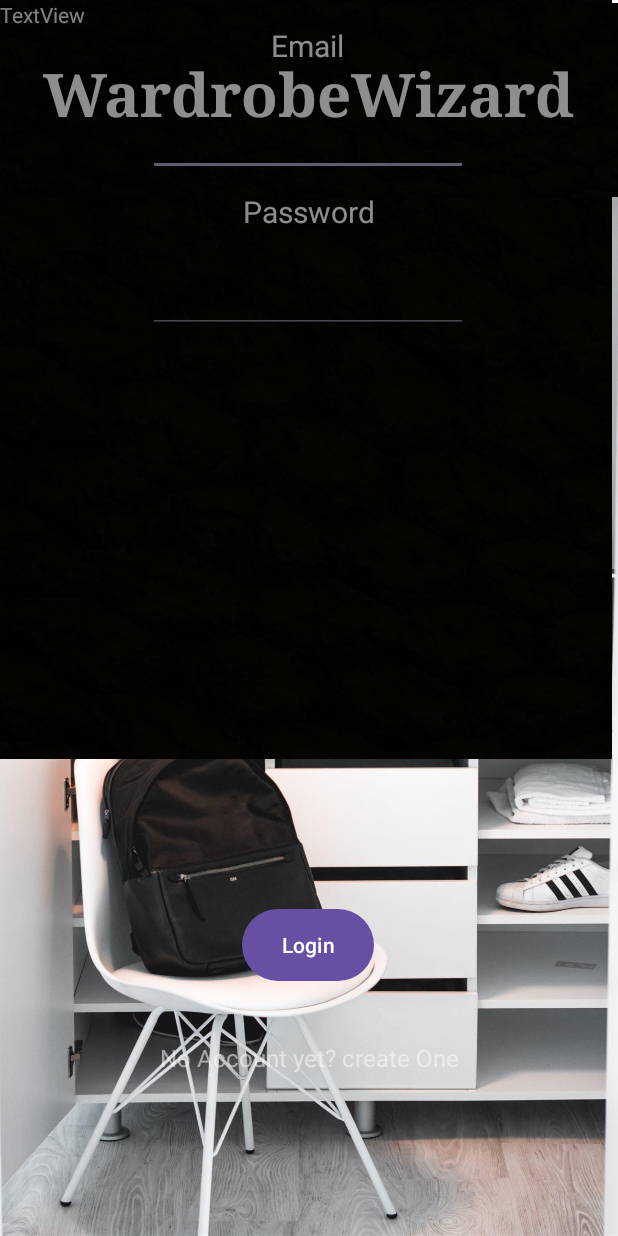
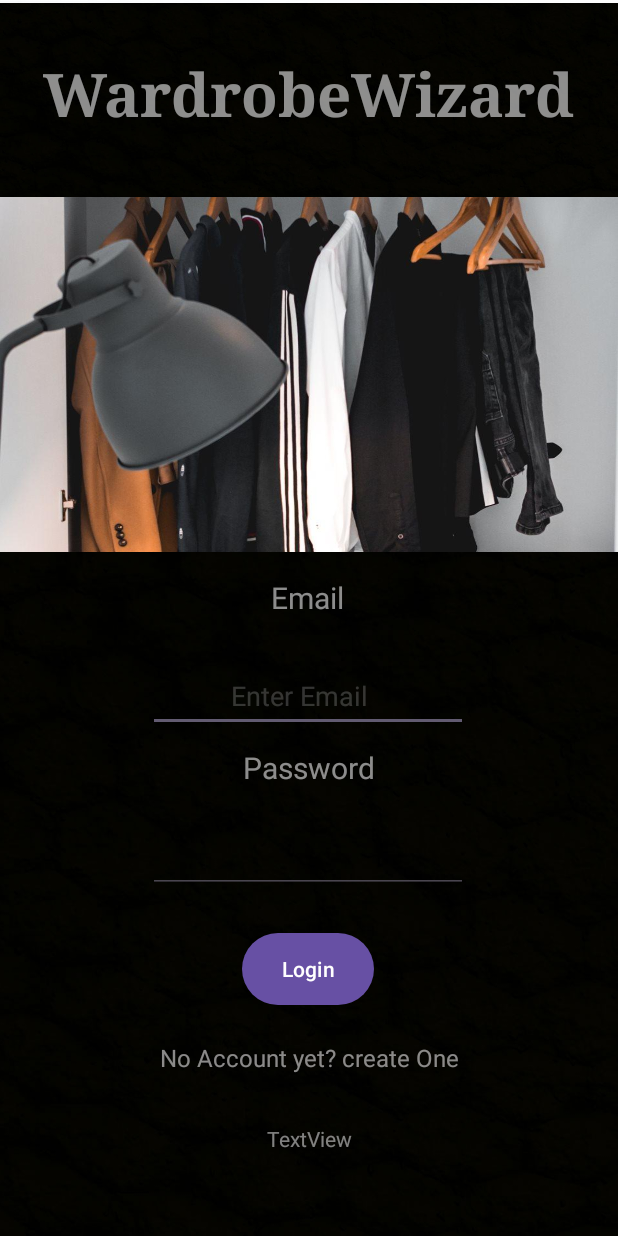
Before and after one commit to omar5o9/WardrobeWizard, an Android app: the screen it shows after launch (Login_Screen), on a phone screen of 412 x 824 dp. Run offline under Robolectric (Android 15) with nearby library versions, the phone set to English and light mode, and no system bars; our stand-ins replace Firebase (no records; nobody signed in at launch, a user with empty details on screens opened directly).

```diff
--- /dev/null
+++ b/app/src/main/res/drawable/baseline_image_24.xml
@@ -0,0 +1,5 @@
+<vector android:height="24dp" android:tint="#424040"
+    android:viewportHeight="24" android:viewportWidth="24"
+    android:width="24dp" xmlns:android="http://schemas.android.com/apk/res/android">
+    <path android:fillColor="@android:color/white" android:pathData="M21,19V5c0,-1.1 -0.9,-2 -2,-2H5c-1.1,0 -2,0.9 -2,2v14c0,1.1 0.9,2 2,2h14c1.1,0 2,-0.9 2,-2zM8.5,13.5l2.5,3.01L14.5,12l4.5,6H5l3.5,-4.5z"/>
+</vector>
--- /dev/null
+++ b/app/src/main/res/drawable/baseline_photo_camera_24.xml
@@ -0,0 +1,6 @@
+<vector android:height="24dp" android:tint="#424040"
+    android:viewportHeight="24" android:viewportWidth="24"
+    android:width="24dp" xmlns:android="http://schemas.android.com/apk/res/android">
+    <path android:fillColor="@android:color/white" android:pathData="M12,12m-3.2,0a3.2,3.2 0,1 1,6.4 0a3.2,3.2 0,1 1,-6.4 0"/>
+    <path android:fillColor="@android:color/white" android:pathData="M9,2L7.17,4L4,4c-1.1,0 -2,0.9 -2,2v12c0,1.1 0.9,2 2,2h16c1.1,0 2,-0.9 2,-2L22,6c0,-1.1 -0.9,-2 -2,-2h-3.17L15,2L9,2zM12,17c-2.76,0 -5,-2.24 -5,-5s2.24,-5 5,-5 5,2.24 5,5 -2.24,5 -5,5z"/>
+</vector>
--- a/app/src/main/res/layout/login_screen.xml
+++ b/app/src/main/res/layout/login_screen.xml
@@ -11,12 +11,18 @@
 
     <ImageView
         android:id="@+id/imageView7"
-        android:layout_width="408dp"
-        android:layout_height="506dp"
+        android:layout_width="416dp"
+        android:layout_height="467dp"
+        android:layout_marginTop="431dp"
         android:scaleType="centerCrop"
         android:src="@drawable/black_planet_surface_1920"
-        tools:layout_editor_absoluteX="2dp"
-        tools:layout_editor_absoluteY="431dp" />
+        app:layout_constraintBottom_toBottomOf="parent"
+        app:layout_constraintEnd_toEndOf="parent"
+        app:layout_constraintHorizontal_bias="0.6"
+        app:layout_constraintStart_toStartOf="parent"
+        app:layout_constraintTop_toTopOf="parent"
+        app:layout_constraintVertical_bias="0.857"
+        android:contentDescription="TODO" />
 
     <ImageView
         android:id="@+id/imageView8"
@@ -81,7 +87,7 @@
         android:id="@+id/buttonLogin"
         android:layout_width="wrap_content"
         android:layout_height="wrap_content"
-        android:layout_marginBottom="40dp"
+        android:layout_marginBottom="24dp"
         android:background="@drawable/button_bg"
         android:text="Login"
         android:textColor="@color/white"
@@ -120,9 +126,13 @@
         android:layout_width="wrap_content"
         android:layout_height="wrap_content"
         android:layout_marginTop="72dp"
+        android:layout_marginBottom="10dp"
         android:ems="10"
         android:inputType="textEmailAddress"
-        android:textColor="@color/white"
+        android:minHeight="48dp"
+        android:text="           Enter Email"
+        android:textColor="#33FFFFFF"
+        app:layout_constraintBottom_toTopOf="@+id/textView7"
         app:layout_constraintEnd_toEndOf="parent"
         app:layout_constraintHorizontal_bias="0.497"
         app:layout_constraintStart_toStartOf="parent"
@@ -135,19 +145,23 @@
         android:layout_marginTop="22dp"
         android:ems="10"
         android:inputType="textPassword"
+        android:minHeight="48dp"
         android:textColor="#FAFAFA"
         android:textColorHint="@color/white"
         app:layout_constraintStart_toStartOf="@+id/editTextTextEmailAddress"
-        app:layout_constraintTop_toBottomOf="@+id/textView7" />
+        app:layout_constraintTop_toBottomOf="@+id/textView7"
+        tools:ignore="SpeakableTextPresentCheck" />
 
     <TextView
         android:id="@+id/textView21"
         android:layout_width="wrap_content"
         android:layout_height="wrap_content"
+        android:layout_marginTop="33dp"
         android:text="TextView"
         android:textColor="#80FFFFFF"
-        tools:layout_editor_absoluteX="152dp"
-        tools:layout_editor_absoluteY="816dp"
+        app:layout_constraintEnd_toEndOf="parent"
+        app:layout_constraintStart_toStartOf="parent"
+        app:layout_constraintTop_toBottomOf="@+id/textViewRegister"
         tools:text="Forgot Password" />
 
 </androidx.constraintlayout.widget.ConstraintLayout>
```
Also changed, not shown: app/src/main/res/layout/add_clothes.xml (+52 -4 lines), app/src/main/res/layout/homepage.xml (+4 -4 lines).
